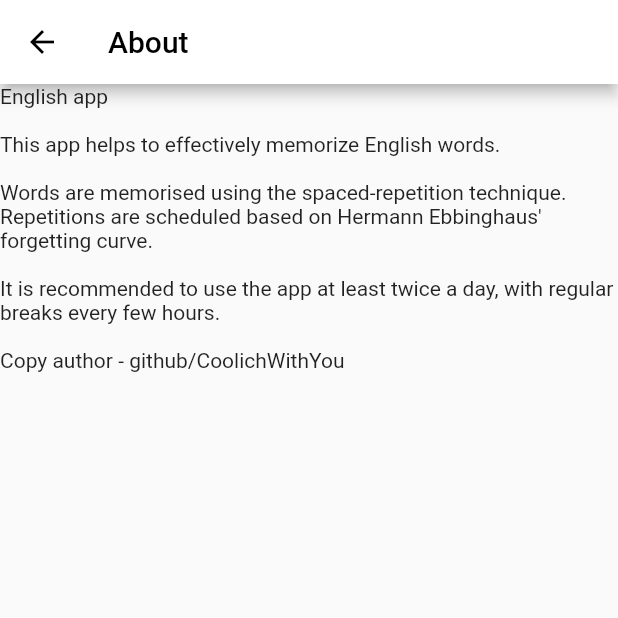
After one commit to CoolichWithYou/reword_flutter_copy, a Flutter app: the About screen opened directly, on a phone screen of 412 x 824 dp, the top half of it. The commit adds this screen. Run offline on Flutter 3.47's test engine with Material 2 defaults, Android fonts, the phone set to English and light mode, and no system bars; our stand-ins replace syncfusion_flutter_charts, tcard; network calls fail.

Commit message:
added route
Added "About" route

```diff
--- /dev/null
+++ b/lib/pages/about.dart
@@ -0,0 +1,34 @@
+import 'package:flutter/material.dart';
+
+class About extends StatelessWidget {
+  const About({Key? key}) : super(key: key);
+
+  @override
+  Widget build(BuildContext context) {
+    return Scaffold(
+      appBar: AppBar(
+        iconTheme: IconThemeData(color: Colors.black),
+        title: Text(
+          'About',
+          style: TextStyle(color: Colors.black),
+        ),
+        backgroundColor: Colors.white,
+      ),
+      body: ListView(
+        children: [
+          Text("English app"),
+          SizedBox(height: 16),
+          Text("This app helps to effectively memorize English words."),
+          SizedBox(height: 16),
+          Text(
+              "Words are memorised using the spaced-repetition technique. Repetitions are scheduled based on Hermann Ebbinghaus' forgetting curve."),
+          SizedBox(height: 16),
+          Text(
+              "It is recommended to use the app at least twice a day, with regular breaks every few hours."),
+          SizedBox(height: 16),
+          Text("Copy author - github/CoolichWithYou"),
+        ],
+      ),
+    );
+  }
+}
--- a/lib/pages/menu.dart
+++ b/lib/pages/menu.dart
@@ -1,4 +1,6 @@
 import 'package:flutter/material.dart';
+
+import 'about.dart';
 
 class Menu extends StatefulWidget {
   const Menu({Key? key}) : super(key: key);
@@ -72,7 +74,12 @@ class MainButton extends StatelessWidget {
     return Column(
       children: [
         TextButton(
-          onPressed: () {},
+          onPressed: () {
+            if (text == 'About') {
+              Navigator.push(
+                  context, MaterialPageRoute(builder: (context) => About()));
+            }
+          },
           child: Row(children: [
             Icon(
               icon,
```
